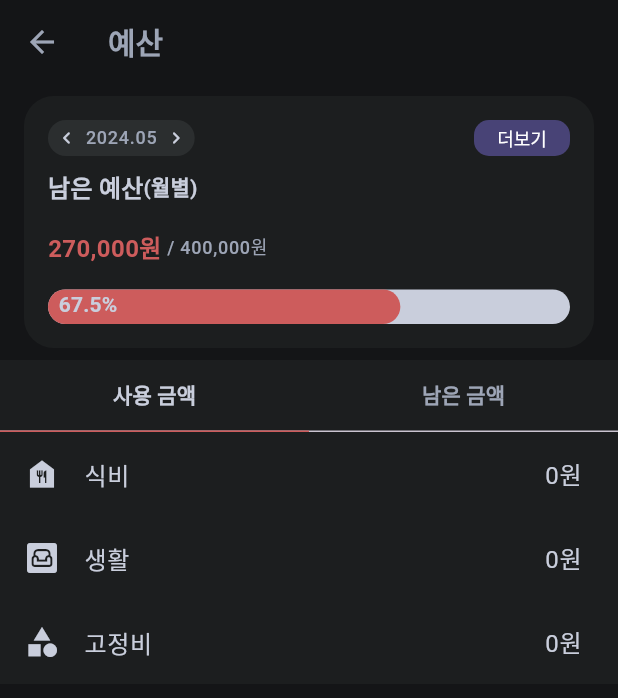
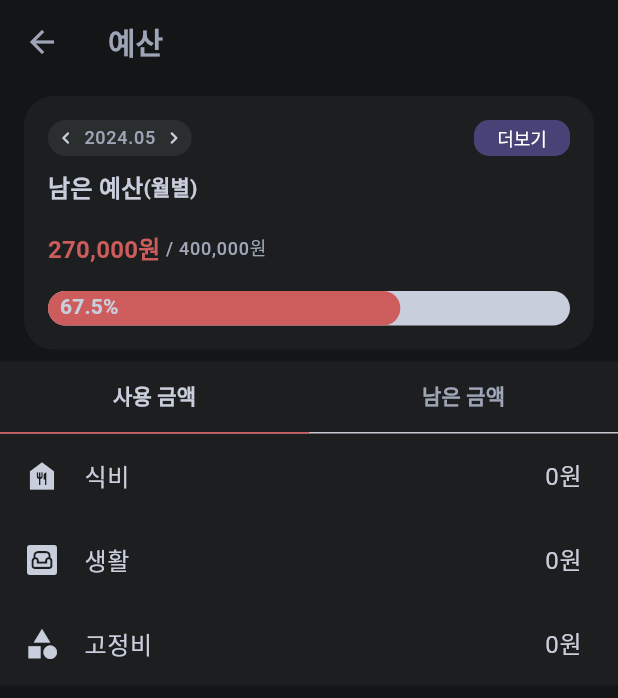
Before and after one commit to jhssong/profitnote, a Flutter app: the BudgetScreen screen opened directly, on a phone screen of 412 x 824 dp. Shown: the top 698 px of the screen. Run offline on Flutter 3.47's test engine with Material 3 defaults, Android fonts, the light colour scheme and no system bars; our stand-ins replace syncfusion_flutter_charts.

Commit message:
style: Remove redundant code in Budget and Search Screens (#32)

```diff
--- a/lib/main.dart
+++ b/lib/main.dart
@@ -33,9 +33,7 @@ class _MyAppState extends State<MyApp> {
   ];
 
   void _onBottomNavTapped(int index) {
-    setState(() {
-      _currentBottomNavIndex = index;
-    });
+    setState(() => _currentBottomNavIndex = index);
   }
 
   @override
--- a/lib/screens/asset_screen.dart
+++ b/lib/screens/asset_screen.dart
@@ -1,6 +1,6 @@
 import 'package:flutter/material.dart';
 import 'package:profitnote/screens/asset_setting_screen.dart';
-import 'package:profitnote/widgets/asset_screen/asset_card.dart';
+import 'package:profitnote/widgets/asset_card.dart';
 
 class AssetScreen extends StatelessWidget {
   const AssetScreen({super.key});
--- a/lib/screens/asset_setting_screen.dart
+++ b/lib/screens/asset_setting_screen.dart
@@ -1,6 +1,6 @@
 import 'package:flutter/material.dart';
-import 'package:profitnote/widgets/asset_screen/asset_add_modal.dart';
-import 'package:profitnote/widgets/asset_screen/asset_card.dart';
+import 'package:profitnote/widgets/asset_add_modal.dart';
+import 'package:profitnote/widgets/asset_card.dart';
 import 'package:profitnote/widgets/control_btn_group.dart';
 
 class AssetSettingScreen extends StatelessWidget {
--- a/lib/screens/budget_screen.dart
+++ b/lib/screens/budget_screen.dart
@@ -12,7 +12,7 @@ class BudgetScreen extends StatefulWidget {
 
 class _BudgetScreenState extends State<BudgetScreen>
     with SingleTickerProviderStateMixin {
-  late TabController _tabController;
+  late final TabController _tabController;
 
   final List<Widget> _tabs = [
     const Tab(text: "사용 금액"),
@@ -72,8 +72,8 @@ class _BudgetScreenState extends State<BudgetScreen>
                     onTapped: () {},
                   ),
                   CategoryTile(
-                    icon:
-                        Icons.category, // Replace null with an appropriate icon
+                    icon: Icons
+                        .category, // TODO Replace null with an appropriate icon
                     label: '고정비',
                     spent: '0원',
                     onTapped: () {},
@@ -93,8 +93,8 @@ class _BudgetScreenState extends State<BudgetScreen>
                     onTapped: () {},
                   ),
                   CategoryTile(
-                    icon:
-                        Icons.category, // Replace null with an appropriate icon
+                    icon: Icons
+                        .category, // TODO Replace null with an appropriate icon
                     label: '고정비',
                     spent: '0원',
                     onTapped: () {},
--- a/lib/screens/home_screen.dart
+++ b/lib/screens/home_screen.dart
@@ -40,11 +40,7 @@ class _HomeScreenState extends State<HomeScreen> {
               body: Row(
                 children: [
                   Text("3,849,752원",
-                      style: TextStyle(
-                        fontSize: 24,
-                        fontWeight: FontWeight.bold,
-                        color: ColorTheme.cardText,
-                      )),
+                      style: Theme.of(context).textTheme.headlineLarge),
                 ],
               ),
             ),
--- a/lib/style/theme.dart
+++ b/lib/style/theme.dart
@@ -50,9 +50,15 @@ ThemeData theme = ThemeData(
 
   // Text Style
   textTheme: TextTheme(
-    headlineMedium: const TextStyle(
+    headlineLarge: TextStyle(
+      fontSize: 24,
+      fontWeight: FontWeight.bold,
+      color: ColorTheme.cardText,
+    ),
+    headlineMedium: TextStyle(
       fontSize: 20,
       fontWeight: FontWeight.bold,
+      color: ColorTheme.cardText,
     ),
     titleMedium: TextStyle(
       fontSize: 16,
--- a/lib/widgets/budget_progress_bar.dart
+++ b/lib/widgets/budget_progress_bar.dart
@@ -2,28 +2,38 @@ import 'package:profitnote/style/theme.dart';
 import 'package:intl/intl.dart';
 import 'package:flutter/material.dart';
 
-// ignore: must_be_immutable
-class BudgetProgressBar extends StatelessWidget {
-  int budget = 400000;
-  int used = 270000;
-  double ratio = 0;
+class BudgetProgressBar extends StatefulWidget {
+  const BudgetProgressBar({super.key});
+
+  @override
+  State<BudgetProgressBar> createState() => _BudgetProgressBarState();
+}
+
+class _BudgetProgressBarState extends State<BudgetProgressBar> {
+  final int budget = 400000;
+  final int used = 270000;
+  late double ratio;
   var f = NumberFormat('###,###,###,###');
 
-  BudgetProgressBar({super.key});
+  @override
+  void initState() {
+    ratio = used / budget;
+    super.initState();
+  }
 
   @override
   Widget build(BuildContext context) {
-    ratio = used / budget;
     return Column(
       crossAxisAlignment: CrossAxisAlignment.start,
       children: <Widget>[
         Row(
           children: [
-            Text('${f.format(used)}원',
-                style: TextStyle(
+            Text(
+              '${f.format(used)}원',
+              style: Theme.of(context).textTheme.titleMedium!.copyWith(
                     color: ColorTheme.expenseColor,
-                    fontSize: 16,
-                    fontWeight: FontWeight.bold)),
+                  ),
+            ),
             Text(
               ' / ${f.format(budget)}원',
               style: Theme.of(context).textTheme.labelMedium,
@@ -41,8 +51,11 @@ class BudgetProgressBar extends StatelessWidget {
                   AlwaysStoppedAnimation<Color>(ColorTheme.expenseColor),
               minHeight: 23 * MediaQuery.of(context).textScaler.scale(1),
             ),
-            Text("  ${ratio * 100}%",
-                style: Theme.of(context).textTheme.titleSmall),
+            Container(
+              padding: const EdgeInsets.only(left: 8),
+              child: Text("${ratio * 100}%",
+                  style: Theme.of(context).textTheme.titleSmall),
+            ),
           ],
         ),
       ],
--- a/lib/widgets/month_selector.dart
+++ b/lib/widgets/month_selector.dart
@@ -7,8 +7,6 @@ class MonthSelector extends StatelessWidget {
   @override
   Widget build(BuildContext context) {
     return Container(
-      // width: 140,
-      // height: 50,
       decoration: BoxDecoration(
         color: ColorTheme.backgroundOfBackground,
         borderRadius: BorderRadius.circular(20),
@@ -19,7 +17,7 @@ class MonthSelector extends StatelessWidget {
             mainAxisAlignment: MainAxisAlignment.spaceBetween,
             children: <Widget>[
               SizedBox(
-                width: 25,
+                width: 24,
                 height: 24,
                 child: IconButton(
                   padding: const EdgeInsets.all(0),
@@ -30,13 +28,14 @@ class MonthSelector extends StatelessWidget {
               ),
               Text('2024.05', style: Theme.of(context).textTheme.labelMedium),
               SizedBox(
-                width: 25,
+                width: 24,
                 height: 24,
                 child: IconButton(
-                    padding: const EdgeInsets.all(0),
-                    icon: const Icon(Icons.chevron_right_rounded, size: 16),
-                    color: ColorTheme.cardText,
-                    onPressed: () {}),
+                  padding: const EdgeInsets.all(0),
+                  icon: const Icon(Icons.chevron_right_rounded, size: 16),
+                  color: ColorTheme.cardText,
+                  onPressed: () {},
+                ),
               ),
             ],
           ),
--- a/lib/widgets/monthly_budget.dart
+++ b/lib/widgets/monthly_budget.dart
@@ -25,13 +25,15 @@ class MonthlyBudget extends StatelessWidget {
             mainAxisAlignment: MainAxisAlignment.spaceBetween,
             children: [
               const MonthSelector(),
-              DetailBtn(onPressed: () {
-                Navigator.of(context).push(
-                  MaterialPageRoute(
-                    builder: (context) => const DetailedBudgetSettingScreen(),
-                  ),
-                );
-              }),
+              DetailBtn(
+                onPressed: () {
+                  Navigator.of(context).push(
+                    MaterialPageRoute(
+                      builder: (context) => const DetailedBudgetSettingScreen(),
+                    ),
+                  );
+                },
+              ),
             ],
           ),
           const SizedBox(height: 8),
@@ -42,7 +44,7 @@ class MonthlyBudget extends StatelessWidget {
             ],
           ),
           const SizedBox(height: 16),
-          BudgetProgressBar(),
+          const BudgetProgressBar(),
         ],
       ),
     );
--- a/lib/widgets/pay_history_widget.dart
+++ b/lib/widgets/pay_history_widget.dart
@@ -8,9 +8,8 @@ class PayHistoryWidget extends StatelessWidget {
     required this.body,
   });
 
-  /// If widget doesn't need detail button, then keep this as null
+  final Widget header;
   final Widget body;
-  final Widget header;
 
   @override
   Widget build(BuildContext context) {
--- a/lib/widgets/search_history_widget.dart
+++ b/lib/widgets/search_history_widget.dart
@@ -27,7 +27,6 @@ class SearchHistoryWidget extends StatelessWidget {
           child: Text(
             label,
             style: Theme.of(context).textTheme.bodyLarge,
-            textAlign: TextAlign.left,
           ),
         ),
       ),
```
Also changed, not shown: lib/screens/search_screen.dart (+12 -15 lines), lib/widgets/date_widget.dart (+8 -5 lines), lib/widgets/asset_add_modal.dart (renamed from lib/widgets/asset_screen/asset_add_modal.dart), lib/widgets/asset_card.dart (renamed from lib/widgets/asset_screen/asset_card.dart).
